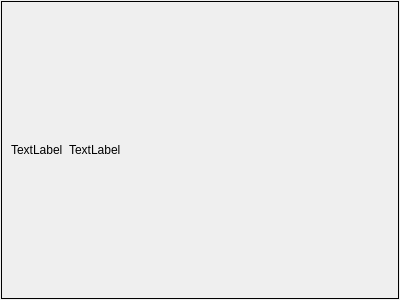
Before: the Qt Designer form BaseDialog.ui in wruwami/TPCAM-M30, drawn with Qt 5.
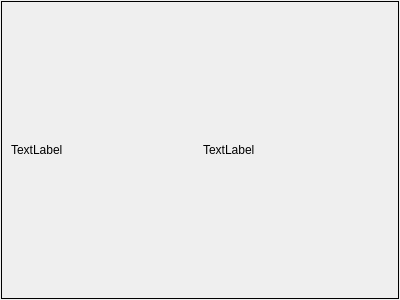
After: the same form once the commit is applied. Custom widgets are drawn as their Qt base class.

The edit to the form file:
```diff
--- a/BaseDialog.ui
+++ b/BaseDialog.ui
@@ -46,7 +46,7 @@
       <item>
        <layout class="QVBoxLayout" name="verticalLayout">
         <item>
-         <layout class="QHBoxLayout" name="horizontalLayout" stretch="0,0,0">
+         <layout class="QHBoxLayout" name="horizontalLayout" stretch="0,0">
           <item>
            <widget class="CustomLabel" name="titleLabel">
             <property name="text">
@@ -61,24 +61,6 @@
             </property>
            </widget>
           </item>
-          <item>
-           <widget class="QPushButton" name="closePushButton">
-            <property name="sizePolicy">
-             <sizepolicy hsizetype="Preferred" vsizetype="Preferred">
-              <horstretch>1</horstretch>
-              <verstretch>1</verstretch>
-             </sizepolicy>
-            </property>
-            <property name="styleSheet">
-             <string notr="true">QPushButton{
-	border:none;
-}</string>
-            </property>
-            <property name="text">
-             <string/>
-            </property>
-           </widget>
-          </item>
          </layout>
         </item>
        </layout>
```
